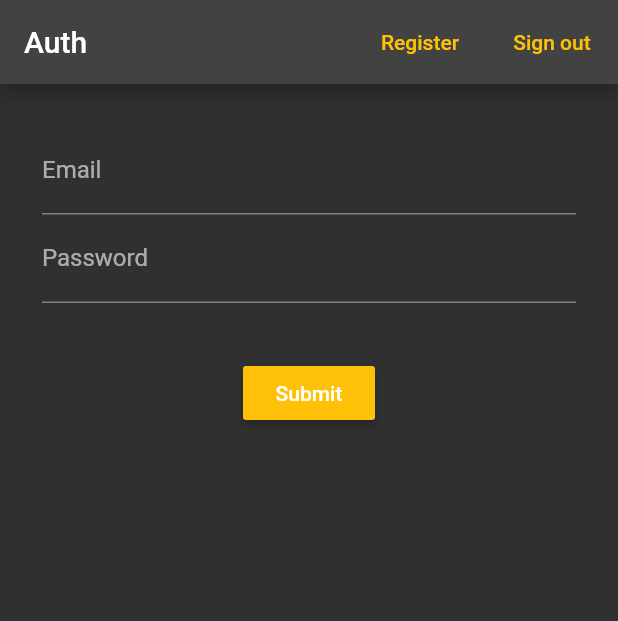
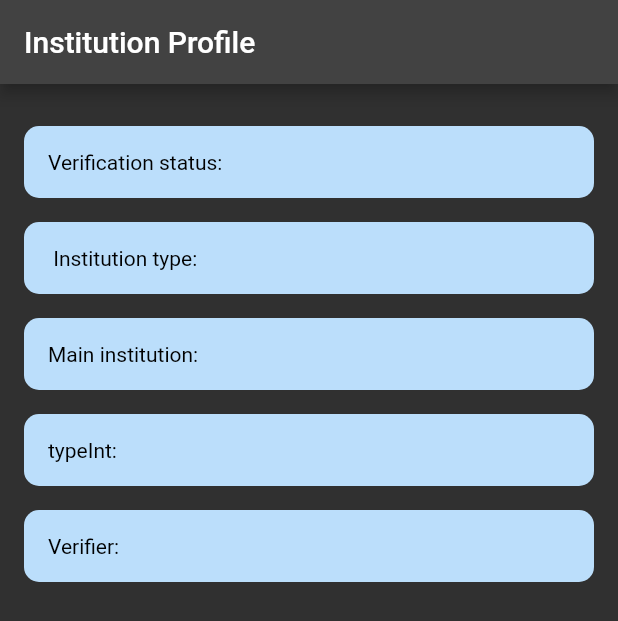
Before and after one commit to C-m3-Codin/GuidW3, a Flutter app: the screen it shows after launch, on a phone screen of 412 x 824 dp. Shown: the top 621 px of the screen. Run offline on Flutter 3.47's test engine with Material 2 defaults, Android fonts, the phone set to English and light mode, and no system bars; our stand-ins replace cloud_firestore, firebase_auth, firebase_core, get, toggle_switch; missing offline and left inert: web3dart; accounts and stored records are empty.

Commit message:
institution profile page

```diff
--- /dev/null
+++ b/lib/View/Institution/institutionProfile.dart
@@ -0,0 +1,49 @@
+import 'package:flutter/material.dart';
+
+class InstitutionProfilePage extends StatefulWidget {
+  const InstitutionProfilePage({Key? key}) : super(key: key);
+
+  @override
+  _InstitutionProfilePageState createState() => _InstitutionProfilePageState();
+}
+
+class _InstitutionProfilePageState extends State<InstitutionProfilePage> {
+  @override
+  Widget build(BuildContext context) {
+    return Scaffold(
+        appBar: AppBar(title: Text('Institution Profile')),
+        body: ListView(
+          children: [
+            SizedBox(
+              height: 20,
+            ),
+            InstProfileField(data: 'Verification status: '),
+            InstProfileField(data: ' Institution type: '),
+            InstProfileField(data: 'Main institution: '),
+            InstProfileField(data: 'typeInt: '),
+            InstProfileField(data: 'Verifier: '),
+          ],
+        ));
+  }
+}
+
+class InstProfileField extends StatelessWidget {
+  final String data;
+  const InstProfileField({Key? key, required this.data}) : super(key: key);
+
+  @override
+  Widget build(BuildContext context) {
+    return Container(
+      decoration: BoxDecoration(
+        borderRadius: BorderRadius.circular(10),
+        color: Colors.blue[100],
+      ),
+      padding: EdgeInsets.all(16),
+      margin: EdgeInsets.symmetric(vertical: 8, horizontal: 16),
+      child: Text(
+        data,
+        style: TextStyle(color: Colors.black),
+      ),
+    );
+  }
+}
--- a/lib/View/Institution/publishCert.dart
+++ b/lib/View/Institution/publishCert.dart
@@ -15,8 +15,8 @@ class PublishCertificate extends StatefulWidget {
 
 class _PublishCertificateState extends State<PublishCertificate> {
   final GlobalKey<FormState> _publishCertFormKey = GlobalKey<FormState>();
-  final TextEditingController _certificateIDController =
-      TextEditingController();
+  // final TextEditingController _certificateIDController =
+  //     TextEditingController();
   final TextEditingController _issuedAgainstController =
       TextEditingController();
   final TextEditingController _certTypeController = TextEditingController();
--- a/lib/main.dart
+++ b/lib/main.dart
@@ -1,6 +1,8 @@
 import 'package:flutter/material.dart';
 import 'package:get/get_navigation/src/root/get_material_app.dart';
+import 'package:guide/Model/Institution.dart';
 import 'package:guide/View/HomePage.dart';
+import 'package:guide/View/Institution/institutionProfile.dart';
 import 'package:guide/View/UserRequestCert.dart';
 import 'package:firebase_core/firebase_core.dart';
 import 'package:guide/View/Institution/publishCert.dart';
@@ -32,7 +34,7 @@ class MyApp extends StatelessWidget {
               buttonColor: Colors.amber,
               disabledColor: Colors.grey,
             )),
-        home: AuthScreen()
+        home: const InstitutionProfilePage()
         // PublishCertificate(),
         // home: HoemPage(
         //   url: "url   ",
```
